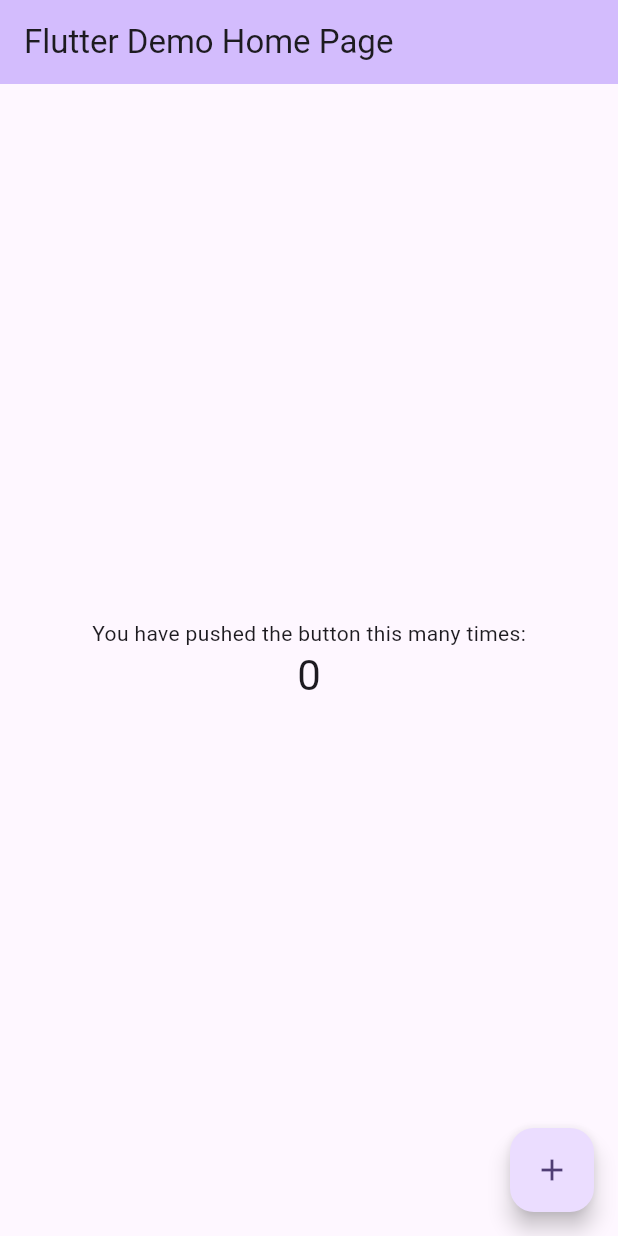
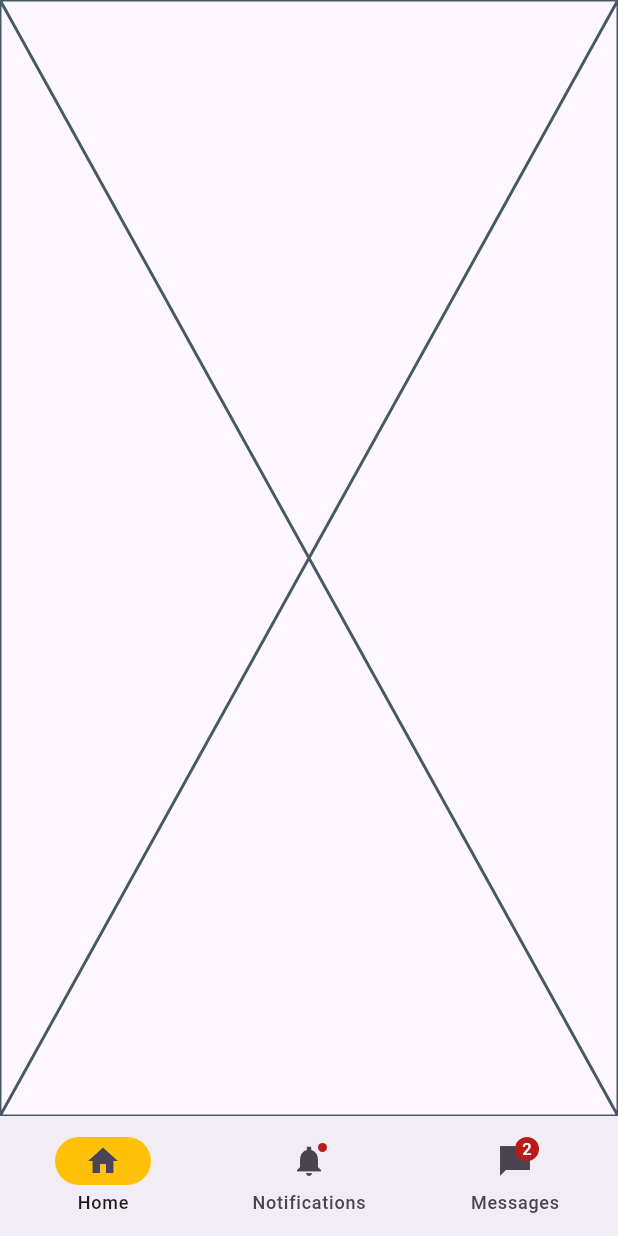
Before and after one commit to Saiuke/TabTracker, a Flutter app: the screen it shows after launch, on a phone screen of 412 x 824 dp. Run offline on Flutter 3.47's test engine with Material 3 defaults, Android fonts, the phone set to English and light mode, and no system bars.

Commit message:
Created main menu

```diff
--- a/lib/main.dart
+++ b/lib/main.dart
@@ -1,4 +1,5 @@
 import 'package:flutter/material.dart';
+import 'package:tab_tracker/widgets/navigation_bar.dart';
 
 void main() {
   runApp(const MyApp());
@@ -13,113 +14,10 @@
     return MaterialApp(
       title: 'Flutter Demo',
       theme: ThemeData(
-        // This is the theme of your application.
-        //
-        // TRY THIS: Try running your application with "flutter run". You'll see
-        // the application has a purple toolbar. Then, without quitting the app,
-        // try changing the seedColor in the colorScheme below to Colors.green
-        // and then invoke "hot reload" (save your changes or press the "hot
-        // reload" button in a Flutter-supported IDE, or press "r" if you used
-        // the command line to start the app).
-        //
-        // Notice that the counter didn't reset back to zero; the application
-        // state is not lost during the reload. To reset the state, use hot
-        // restart instead.
-        //
-        // This works for code too, not just values: Most code changes can be
-        // tested with just a hot reload.
         colorScheme: ColorScheme.fromSeed(seedColor: Colors.deepPurple),
         useMaterial3: true,
       ),
-      home: const MyHomePage(title: 'Flutter Demo Home Page'),
+      home: const MainBottomNavBar(),
     );
   }
 }
-
-class MyHomePage extends StatefulWidget {
-  const MyHomePage({super.key, required this.title});
-
-  // This widget is the home page of your application. It is stateful, meaning
-  // that it has a State object (defined below) that contains fields that affect
-  // how it looks.
-
-  // This class is the configuration for the state. It holds the values (in this
-  // case the title) provided by the parent (in this case the App widget) and
-  // used by the build method of the State. Fields in a Widget subclass are
-  // always marked "final".
-
-  final String title;
-
-  @override
-  State<MyHomePage> createState() => _MyHomePageState();
-}
-
-class _MyHomePageState extends State<MyHomePage> {
-  int _counter = 0;
-
-  void _incrementCounter() {
-    setState(() {
-      // This call to setState tells the Flutter framework that something has
-      // changed in this State, which causes it to rerun the build method below
-      // so that the display can reflect the updated values. If we changed
-      // _counter without calling setState(), then the build method would not be
-      // called again, and so nothing would appear to happen.
-      _counter++;
-    });
-  }
-
-  @override
-  Widget build(BuildContext context) {
-    // This method is rerun every time setState is called, for instance as done
-    // by the _incrementCounter method above.
-    //
-    // The Flutter framework has been optimized to make rerunning build methods
-    // fast, so that you can just rebuild anything that needs updating rather
-    // than having to individually change instances of widgets.
-    return Scaffold(
-      appBar: AppBar(
-        // TRY THIS: Try changing the color here to a specific color (to
-        // Colors.amber, perhaps?) and trigger a hot reload to see the AppBar
-        // change color while the other colors stay the same.
-        backgroundColor: Theme.of(context).colorScheme.inversePrimary,
-        // Here we take the value from the MyHomePage object that was created by
-        // the App.build method, and use it to set our appbar title.
-        title: Text(widget.title),
-      ),
-      body: Center(
-        // Center is a layout widget. It takes a single child and positions it
-        // in the middle of the parent.
-        child: Column(
-          // Column is also a layout widget. It takes a list of children and
-          // arranges them vertically. By default, it sizes itself to fit its
-          // children horizontally, and tries to be as tall as its parent.
-          //
-          // Column has various properties to control how it sizes itself and
-          // how it positions its children. Here we use mainAxisAlignment to
-          // center the children vertically; the main axis here is the vertical
-          // axis because Columns are vertical (the cross axis would be
-          // horizontal).
-          //
-          // TRY THIS: Invoke "debug painting" (choose the "Toggle Debug Paint"
-          // action in the IDE, or press "p" in the console), to see the
-          // wireframe for each widget.
-          mainAxisAlignment: MainAxisAlignment.center,
-          children: <Widget>[
-            const Text(
-              'You have pushed the button this many times:',
-            ),
-            Text(
-              '$_counter',
-              style: Theme.of(context).textTheme.headlineMedium,
-            ),
-          ],
-        ),
-      ),
-      floatingActionButton: FloatingActionButton(
-        onPressed: _incrementCounter,
-        tooltip: 'Increment',
-        child: const Icon(Icons.add),
-      ), // This trailing comma makes auto-formatting nicer for build methods.
-    );
-  }
-}
--- /dev/null
+++ b/lib/widgets/navigation_bar.dart
@@ -0,0 +1,46 @@
+import 'package:flutter/material.dart';
+
+class MainBottomNavBar extends StatefulWidget {
+  const MainBottomNavBar({super.key});
+
+  @override
+  State<MainBottomNavBar> createState() => _MainBottomNavBarState();
+}
+
+class _MainBottomNavBarState extends State<MainBottomNavBar> {
+  int currentPageIndex = 0;
+
+  @override
+  Widget build(BuildContext context) {
+    return Scaffold(
+      bottomNavigationBar: NavigationBar(
+        onDestinationSelected: (int index) {
+          setState(() {
+            currentPageIndex = index;
+          });
+        },
+        indicatorColor: Colors.amber,
+        selectedIndex: currentPageIndex,
+        destinations: const <Widget>[
+          NavigationDestination(
+            selectedIcon: Icon(Icons.home),
+            icon: Icon(Icons.home_outlined),
+            label: 'Home'
+          ),
+          NavigationDestination(
+            icon: Badge(child: Icon(Icons.notifications_sharp)),
+            label: 'Notifications',
+          ),
+          NavigationDestination(
+            icon: Badge(
+              label: Text('2'),
+              child: Icon(Icons.messenger_sharp),
+            ),
+            label: 'Messages',
+          ),
+        ],
+      ),
+      body: const Placeholder(),
+    );
+  }
+}
```
